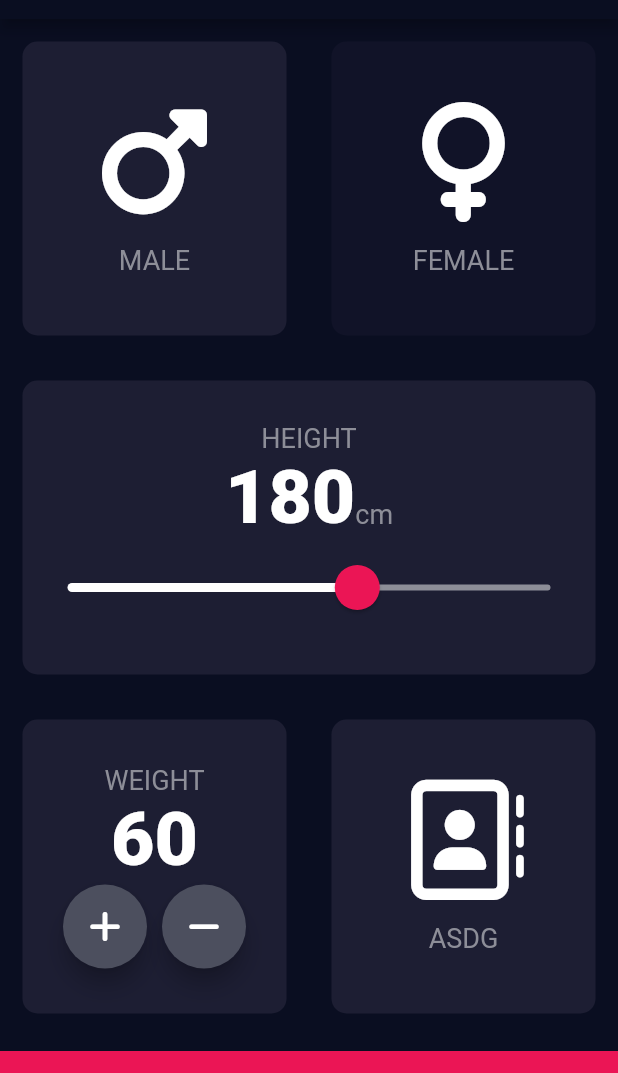
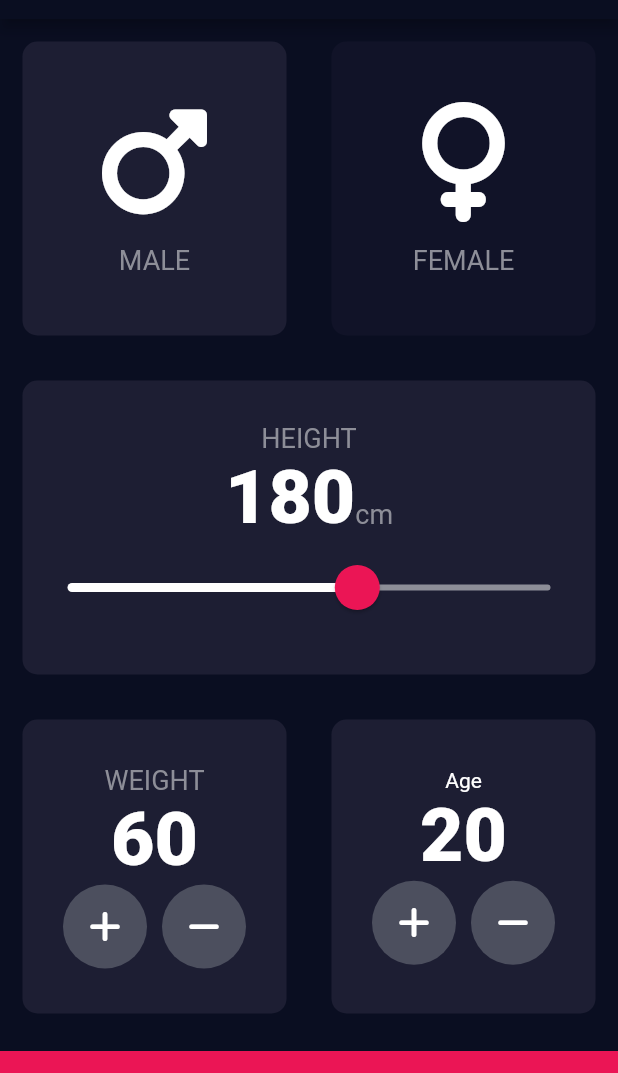
Before and after one commit to codewithjaspreet/bmi_calculator, a Flutter app: the screen it shows after launch, on a phone screen of 412 x 824 dp, the part 65-1138 px from its top. Run offline on Flutter 3.47's test engine with Material 2 defaults, Android fonts, the phone set to English and light mode, and no system bars; our stand-ins replace font_awesome_flutter.

```diff
--- a/lib/inputpage.dart
+++ b/lib/inputpage.dart
@@ -22,7 +22,7 @@ class _InputPageState extends State<InputPage> {
   late Gender selectedGender = Gender.male;
   int height = 180;
   int weight = 60;
-
+  int age = 20;
   @override
   Widget build(BuildContext context) {
     return Scaffold(
@@ -139,11 +139,25 @@ class _InputPageState extends State<InputPage> {
                       Row(
                         mainAxisAlignment: MainAxisAlignment.center,
                         children: [
-                          RoundIconButton(icon: FontAwesomeIcons.plus),
-                          SizedBox(
+                          RoundIconButton(
+                            icon: FontAwesomeIcons.plus,
+                            onPressed: () {
+                              setState(() {
+                                weight++;
+                              });
+                            },
+                          ),
+                          const SizedBox(
                             width: 10.0,
                           ),
-                          RoundIconButton(icon: FontAwesomeIcons.minus),
+                          RoundIconButton(
+                            icon: FontAwesomeIcons.minus,
+                            onPressed: () {
+                              setState(() {
+                                weight--;
+                              });
+                            },
+                          ),
                         ],
                       )
                     ],
@@ -153,9 +167,37 @@ class _InputPageState extends State<InputPage> {
                 Expanded(
                   child: ReusableCard(
                     colour: kActiveCardColour,
-                    cardChild: IconReuse(
-                      label: 'ASDG',
-                      icon: FontAwesomeIcons.addressBook,
+                    cardChild: Column(
+                      mainAxisAlignment: MainAxisAlignment.center,
+                      children: <Widget>[
+                        Text('Age'),
+                        Text(
+                          age.toString(),
+                          style: kMiddleTextStyle,
+                        ),
+                        Row(
+                          mainAxisAlignment: MainAxisAlignment.center,
+                          children: <Widget>[
+                            RoundIconButton(
+                                icon: FontAwesomeIcons.plus,
+                                onPressed: () {
+                                  setState(() {
+                                    age++;
+                                  });
+                                }),
+                            SizedBox(
+                              width: 10.0,
+                            ),
+                            RoundIconButton(
+                                icon: FontAwesomeIcons.minus,
+                                onPressed: () {
+                                  setState(() {
+                                    age--;
+                                  });
+                                })
+                          ],
+                        )
+                      ],
                     ),
                     onPress: () {},
                   ),
@@ -174,12 +216,14 @@ class _InputPageState extends State<InputPage> {
 }
 
 class RoundIconButton extends StatelessWidget {
-  RoundIconButton({required this.icon});
+  RoundIconButton({required this.icon, required this.onPressed});
   final IconData icon;
+  final VoidCallback onPressed;
   @override
   Widget build(BuildContext context) {
     return RawMaterialButton(
-      elevation: 6.0,
+      onPressed: onPressed,
+      elevation: 0.0,
       child: Icon(icon),
       constraints: BoxConstraints.tightFor(
         width: 56.0,
@@ -187,7 +231,6 @@ class RoundIconButton extends StatelessWidget {
       ),
       shape: CircleBorder(),
       fillColor: Color(0xFF4C4F5E),
-      onPressed: () {},
     );
   }
 }
```
